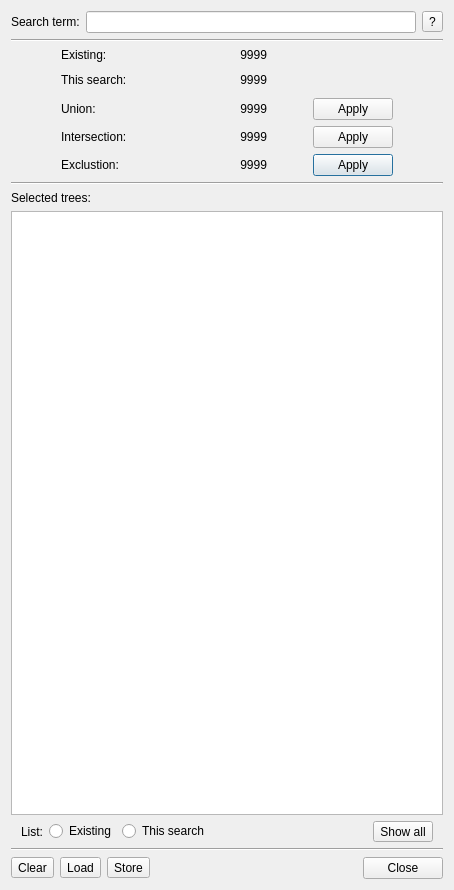
The window that src/edit/TreeSearchDialog.ui (wagenadl/sbemviewer) describes before a commit, drawn with Qt 5.
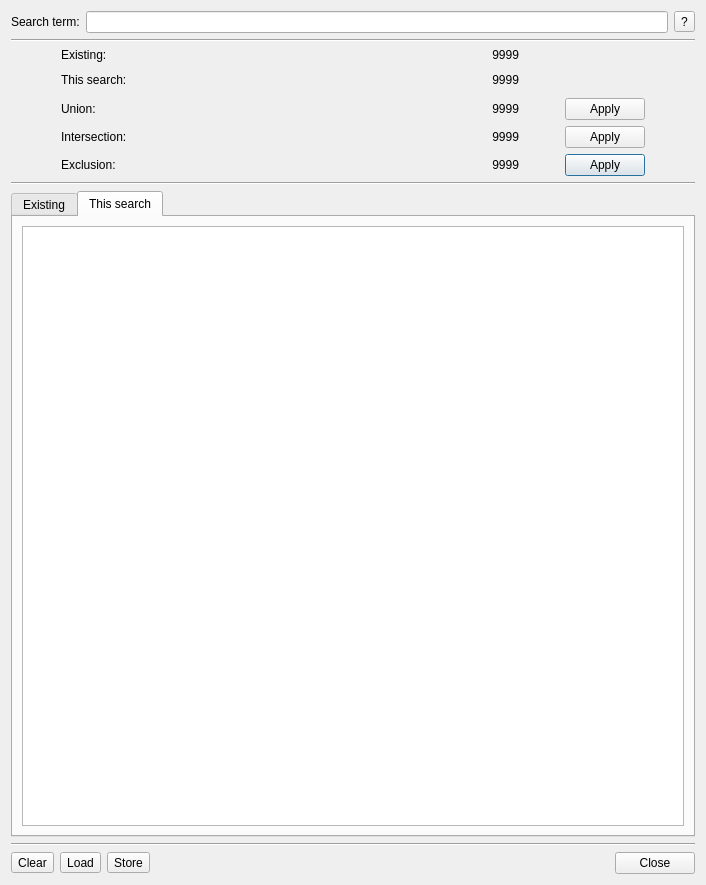
The same window after the commit.

Commit message: Tree search works pretty well. Ad-hoc fix for shift at z = 328.70

```diff
--- a/src/edit/TreeSearchDialog.ui
+++ b/src/edit/TreeSearchDialog.ui
@@ -6,8 +6,8 @@
    <rect>
     <x>0</x>
     <y>0</y>
-    <width>454</width>
-    <height>890</height>
+    <width>706</width>
+    <height>885</height>
    </rect>
   </property>
   <property name="windowTitle">
@@ -93,7 +93,7 @@
      <item row="6" column="0">
       <widget class="QLabel" name="label_6">
        <property name="text">
-        <string>Exclustion:</string>
+        <string>Exclusion:</string>
        </property>
       </widget>
      </item>
@@ -208,70 +208,32 @@
     </widget>
    </item>
    <item>
-    <widget class="QLabel" name="label_8">
-     <property name="text">
-      <string>Selected trees:</string>
+    <widget class="QTabWidget" name="tabWidget">
+     <property name="currentIndex">
+      <number>1</number>
      </property>
+     <widget class="QWidget" name="tab_3">
+      <attribute name="title">
+       <string>Existing</string>
+      </attribute>
+      <layout class="QVBoxLayout" name="verticalLayout_2">
+       <item>
+        <widget class="QTextEdit" name="existingNames"/>
+       </item>
+      </layout>
+     </widget>
+     <widget class="QWidget" name="tab_4">
+      <attribute name="title">
+       <string>This search</string>
+      </attribute>
+      <layout class="QVBoxLayout" name="verticalLayout_3">
+       <item>
+        <widget class="QTextEdit" name="thisNames"/>
+       </item>
+      </layout>
+     </widget>
     </widget>
    </item>
-   <item>
-    <widget class="QTextEdit" name="currentMatches">
-     <property name="readOnly">
-      <bool>true</bool>
-     </property>
-    </widget>
-   </item>
-   <item>
-    <layout class="QHBoxLayout" name="horizontalLayout_4">
-     <property name="leftMargin">
-      <number>10</number>
-     </property>
-     <property name="rightMargin">
-      <number>10</number>
-     </property>
-     <item>
-      <widget class="QLabel" name="label_7">
-       <property name="text">
-        <string>List:</string>
-       </property>
-      </widget>
-     </item>
-     <item>
-      <widget class="QRadioButton" name="showExisting">
-       <property name="text">
-        <string>Existing</string>
-       </property>
-      </widget>
-     </item>
-     <item>
-      <widget class="QRadioButton" name="showThis">
-       <property name="text">
-        <string>This search</string>
-       </property>
-      </widget>
-     </item>
-     <item>
-      <spacer name="horizontalSpacer_6">
-       <property name="orientation">
-        <enum>Qt::Horizontal</enum>
-       </property>
-       <property name="sizeHint" stdset="0">
-        <size>
-         <width>40</width>
-         <height>20</height>
-        </size>
-       </property>
-      </spacer>
-     </item>
-     <item>
-      <widget class="QToolButton" name="showAll">
-       <property name="text">
-        <string>Show all</string>
-       </property>
-      </widget>
-     </item>
-    </layout>
-   </item>
    <item>
     <widget class="Line" name="line_3">
      <property name="orientation">
```
Left out of the diff: 10 changed lines with no effect on the pictures. The commit also changes 10 other files.
